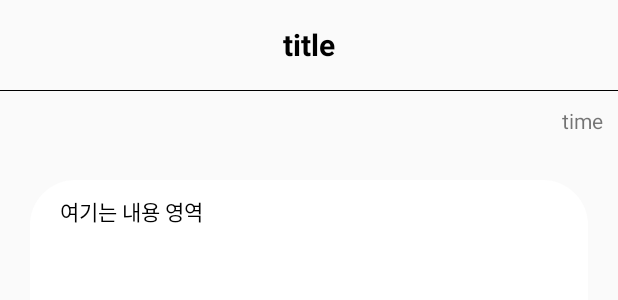
After one commit to yshush/sololife, an Android app: the layout activity_board_inside.xml on its own in the app's theme, with its tools: preview values and no code run, on a phone screen of 412 x 824 dp. The commit adds this screen. Shown: the top 300 px of the screen. Run offline under Robolectric (Android 15) with nearby library versions, the phone set to English and light mode, and no system bars.

Commit message:
[step.6-2] 게시판 만들기 - 게시글 정보 불러오기

```diff
--- a/app/src/main/AndroidManifest.xml
+++ b/app/src/main/AndroidManifest.xml
@@ -3,6 +3,7 @@
           package="com.yshush.mysololife">
 
     <uses-permission android:name="android.permission.INTERNET"/>
+    <uses-permission android:name="android.permission.READ_EXTERNAL_STORAGE"/>
 
     <application
             android:allowBackup="true"
@@ -11,6 +12,9 @@
             android:roundIcon="@mipmap/ic_launcher_round"
             android:supportsRtl="true"
             android:theme="@style/Theme.MySoloLife">
+        <activity
+                android:name=".board.BoardInsideActivity"
+                android:exported="true"/>
         <activity
                 android:name=".board.BoardWriteActivity"
                 android:exported="true"/>
--- /dev/null
+++ b/app/src/main/res/layout/activity_board_inside.xml
@@ -0,0 +1,60 @@
+<?xml version="1.0" encoding="utf-8"?>
+<layout>
+    <LinearLayout
+            xmlns:android="http://schemas.android.com/apk/res/android"
+            xmlns:tools="http://schemas.android.com/tools"
+            android:layout_width="match_parent"
+            android:layout_height="match_parent"
+            tools:context=".board.BoardInsideActivity"
+            android:orientation="vertical" android:tag="layout/activity_board_inside_0">
+
+        <LinearLayout
+                android:layout_width="match_parent"
+                android:layout_height="60dp">
+
+            <TextView
+                    android:id="@+id/titleArea"
+                    android:text="title"
+                    android:textColor="@color/black"
+                    android:textSize="20sp"
+                    android:textStyle="bold"
+                    android:layout_width="match_parent"
+                    android:layout_height="match_parent"
+                    android:gravity="center"/>
+
+        </LinearLayout>
+
+        <LinearLayout
+                android:layout_width="match_parent"
+                android:background="@color/black"
+                android:layout_height="0.5dp">
+        </LinearLayout>
+
+        <TextView
+                android:id="@+id/timeArea"
+                android:text="time"
+                android:layout_width="match_parent"
+                android:gravity="right"
+                android:layout_margin="10dp"
+                android:layout_height="wrap_content"/>
+
+        <TextView
+                android:id="@+id/contentArea"
+                android:layout_width="match_parent"
+                android:layout_height="200dp"
+                android:layout_margin="20dp"
+                android:paddingTop="12dp"
+                android:paddingStart="20dp"
+                android:paddingEnd="20dp"
+                android:textColor="@color/black"
+                android:text="여기는 내용 영역"
+                android:background="@drawable/background_radius"
+                android:padding="10dp"/>
+
+        <ImageView
+                android:id="@+id/getImageArea"
+                android:layout_margin="30dp"
+                android:layout_width="match_parent"
+                android:layout_height="300dp"/>
+    </LinearLayout>
+</layout>
--- a/app/src/main/res/layout/board_list_item.xml
+++ b/app/src/main/res/layout/board_list_item.xml
@@ -6,6 +6,7 @@
         android:orientation="vertical">
 
     <TextView
+            android:id="@+id/titleArea"
             android:layout_width="wrap_content"
             android:layout_height="wrap_content"
             android:layout_margin="15dp"
@@ -15,6 +16,7 @@
             android:text="title"/>
 
     <TextView
+            android:id="@+id/contentArea"
             android:layout_width="wrap_content"
             android:layout_height="wrap_content"
             android:layout_marginStart="20dp"
@@ -24,6 +26,7 @@
             android:text="content"/>
 
     <TextView
+            android:id="@+id/timeArea"
             android:layout_width="wrap_content"
             android:layout_height="wrap_content"
             android:layout_marginStart="20dp"
```
Also changed, not shown: app/src/main/java/com/yshush/mysololife/board/BoardInsideActivity.kt (added, +65 -0 lines), app/src/main/java/com/yshush/mysololife/board/BoardListLVAdapter.kt (+16 -2 lines), app/src/main/java/com/yshush/mysololife/board/BoardModel.kt (+4 -4 lines), app/src/main/java/com/yshush/mysololife/fragments/TalkFragment.kt (+69 -3 lines).
